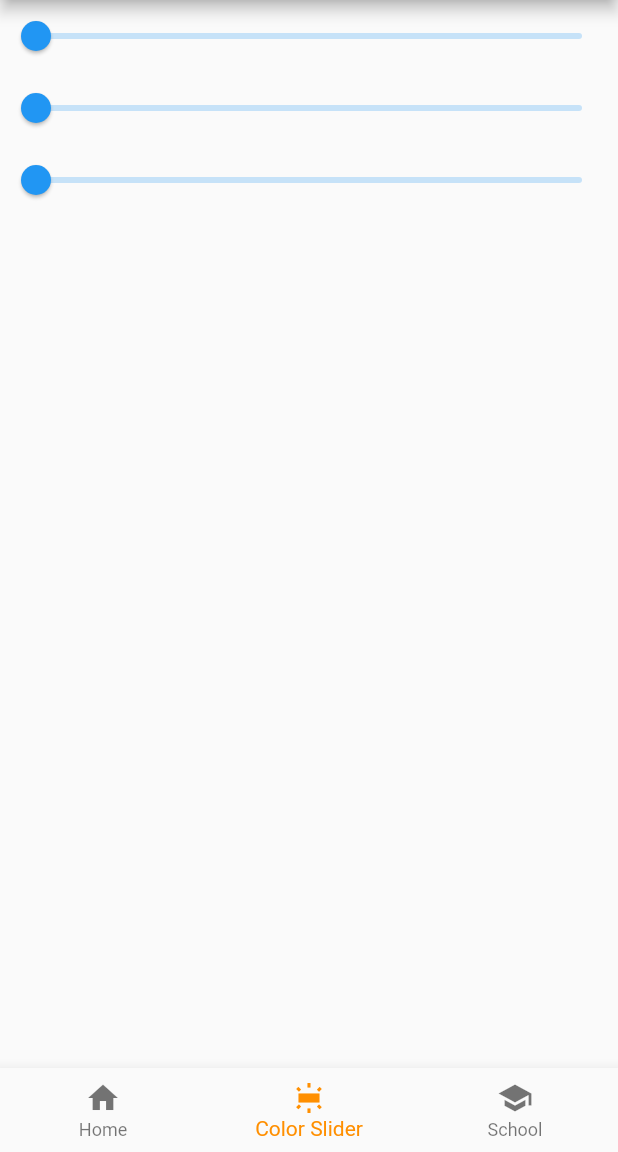
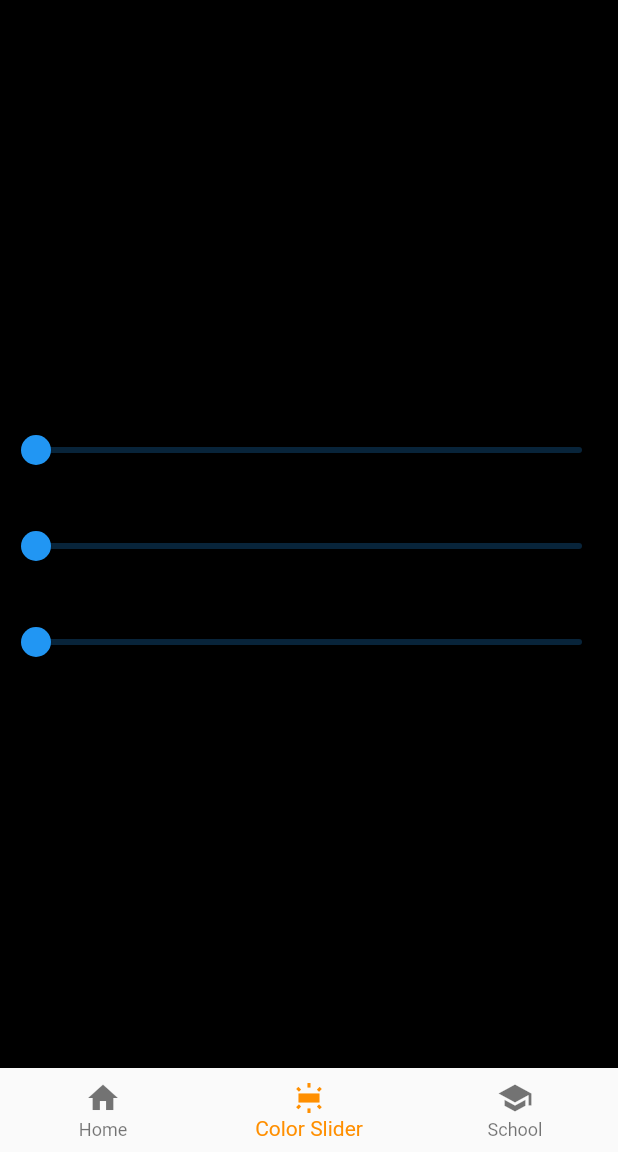
Before and after one commit to rrbaeta/my_first_flutter_app, a Flutter app: the screen it shows after launch, item 2 of the bottom bar chosen, on a phone screen of 412 x 824 dp, the part 84-1236 px from its top. Run offline on Flutter 3.47's test engine with Material 2 defaults, Android fonts, the phone set to English and light mode, and no system bars.

Commit message:
rgb color slider

```diff
--- a/lib/views/rgbSlider.dart
+++ b/lib/views/rgbSlider.dart
@@ -16,9 +16,24 @@ class _MySliderPageState extends State<MySliderPage> {
   Widget build(BuildContext context) {
     return Scaffold(
 
+      // backgroundColor: Colors.amberAccent,
+
+      backgroundColor: Color.fromRGBO(
+          _currentSliderValueRed.round(),
+          _currentSliderValueGreen.round(),
+          _currentSliderValueBlue.round(),
+          1
+      ),
+
       body: Center(
         child: Column(
+
+          mainAxisAlignment: MainAxisAlignment.center,
+          verticalDirection: VerticalDirection.down,
+
           children: <Widget>[
+
+            Text("Red: " + _currentSliderValueRed.round().toString()),
 
             Slider.adaptive(
               value: _currentSliderValueRed,
@@ -32,6 +47,8 @@ class _MySliderPageState extends State<MySliderPage> {
               }
             ),
 
+            Text("Green: " + _currentSliderValueGreen.round().toString()),
+
             Slider.adaptive(
                 value: _currentSliderValueGreen,
                 min: 0,
@@ -43,6 +60,8 @@ class _MySliderPageState extends State<MySliderPage> {
                   });
                 }
             ),
+
+            Text("Blue: " + _currentSliderValueBlue.round().toString()),
 
             Slider.adaptive(
                 value: _currentSliderValueBlue,
```
